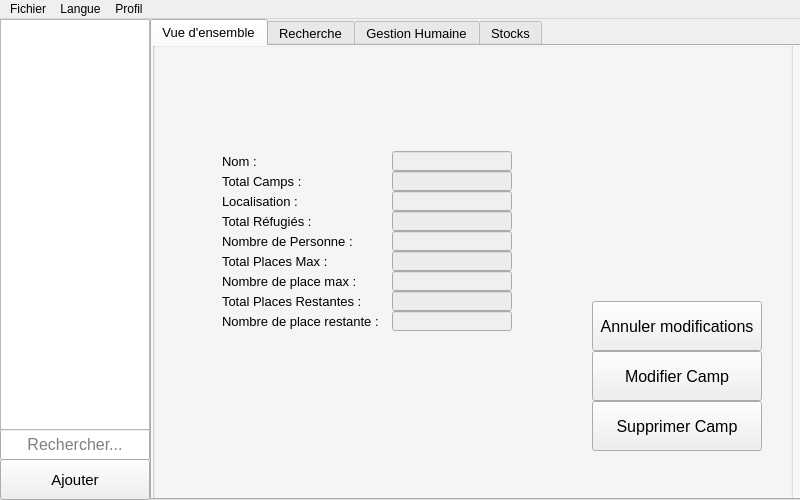
Qt form mainwin.ui (limalayla/PadID_Humanitaire) before a commit.
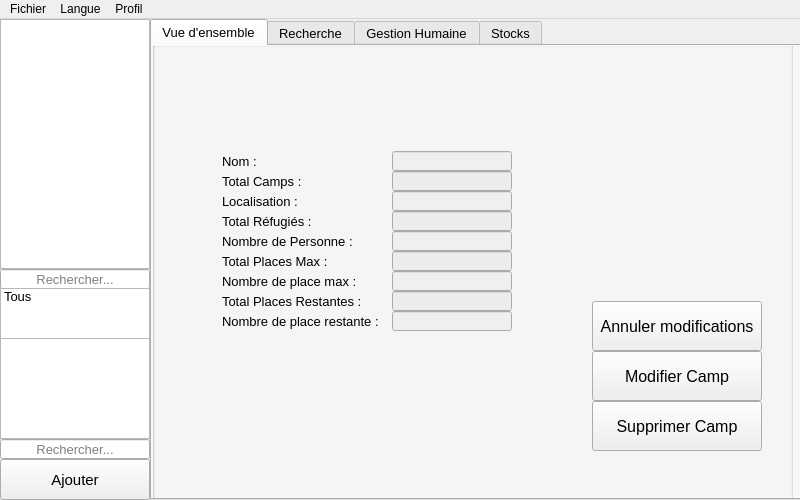
The same form after that commit.

Commit message:
Timer BdD, liste de réserves
Avec le singleton, fermeture auto de la BdD après x ms d'inactivité
Amélioration des messages d'erreur et de debug
Ajout sur l'ui d'une deuxième liste (non finie, non implémentée) pour
les réserves

What changed in the file:
```diff
--- a/mainwin.ui
+++ b/mainwin.ui
@@ -1204,7 +1204,7 @@
       <x>0</x>
       <y>0</y>
       <width>150</width>
-      <height>411</height>
+      <height>250</height>
      </rect>
     </property>
     <property name="font">
@@ -1249,14 +1249,14 @@
     <property name="geometry">
      <rect>
       <x>0</x>
-      <y>410</y>
+      <y>250</y>
       <width>150</width>
-      <height>31</height>
+      <height>20</height>
      </rect>
     </property>
     <property name="font">
      <font>
-      <pointsize>12</pointsize>
+      <pointsize>10</pointsize>
      </font>
     </property>
     <property name="alignment">
@@ -1265,6 +1265,9 @@
     <property name="placeholderText">
      <string>Rechercher...</string>
     </property>
+    <property name="clearButtonEnabled">
+     <bool>true</bool>
+    </property>
    </widget>
    <widget class="QListWidget" name="liste_campRech">
     <property name="geometry">
@@ -1272,7 +1275,81 @@
       <x>0</x>
       <y>0</y>
       <width>150</width>
-      <height>411</height>
+      <height>250</height>
+     </rect>
+    </property>
+    <property name="font">
+     <font>
+      <pointsize>10</pointsize>
+     </font>
+    </property>
+    <property name="currentRow">
+     <number>-1</number>
+    </property>
+    <property name="sortingEnabled">
+     <bool>false</bool>
+    </property>
+   </widget>
+   <widget class="QListWidget" name="liste_reserve">
+    <property name="geometry">
+     <rect>
+      <x>0</x>
+      <y>269</y>
+      <width>150</width>
+      <height>151</height>
+     </rect>
+    </property>
+    <property name="font">
+     <font>
+      <pointsize>10</pointsize>
+     </font>
+    </property>
+    <property name="currentRow">
+     <number>-1</number>
+    </property>
+    <property name="sortingEnabled">
+     <bool>false</bool>
+    </property>
+    <item>
+     <property name="text">
+      <string>Tous</string>
+     </property>
+    </item>
+   </widget>
+   <widget class="QLineEdit" name="text_rechReserve">
+    <property name="geometry">
+     <rect>
+      <x>0</x>
+      <y>420</y>
+      <width>150</width>
+      <height>20</height>
+     </rect>
+    </property>
+    <property name="font">
+     <font>
+      <pointsize>10</pointsize>
+     </font>
+    </property>
+    <property name="maxLength">
+     <number>50</number>
+    </property>
+    <property name="alignment">
+     <set>Qt::AlignCenter</set>
+    </property>
+    <property name="placeholderText">
+     <string>Rechercher...</string>
+    </property>
+    <property name="clearButtonEnabled">
+     <bool>true</bool>
+    </property>
+   </widget>
+   <widget class="QListWidget" name="liste_reserveRech">
+    <property name="geometry">
+     <rect>
+      <x>0</x>
+      <y>319</y>
+      <width>150</width>
+      <height>101</height>
      </rect>
     </property>
     <property name="font">
```
Left out of the diff: 3 changed lines with no effect on the pictures. The commit also changes 3 other files.
